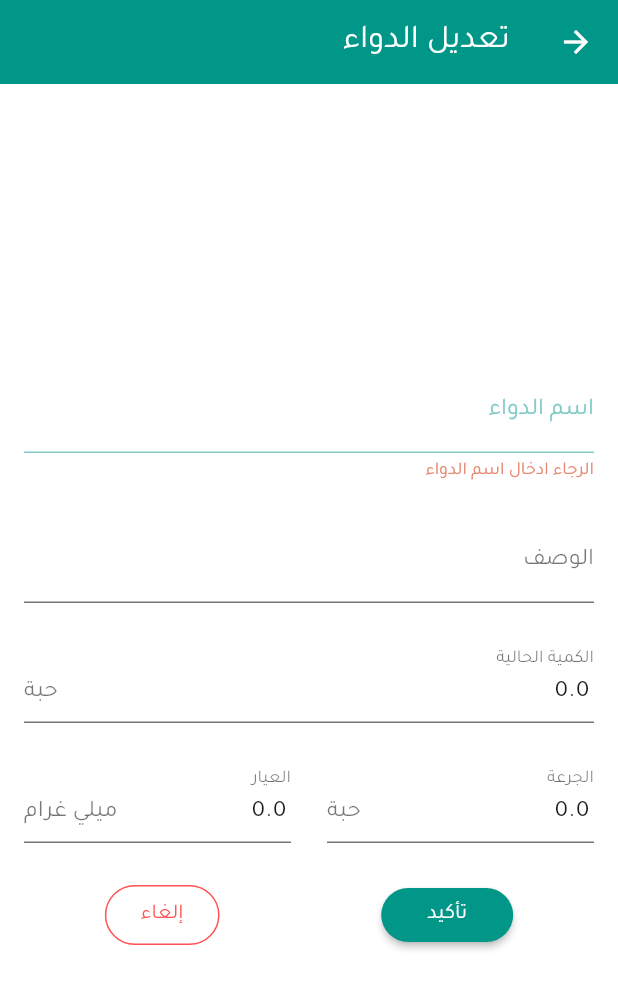
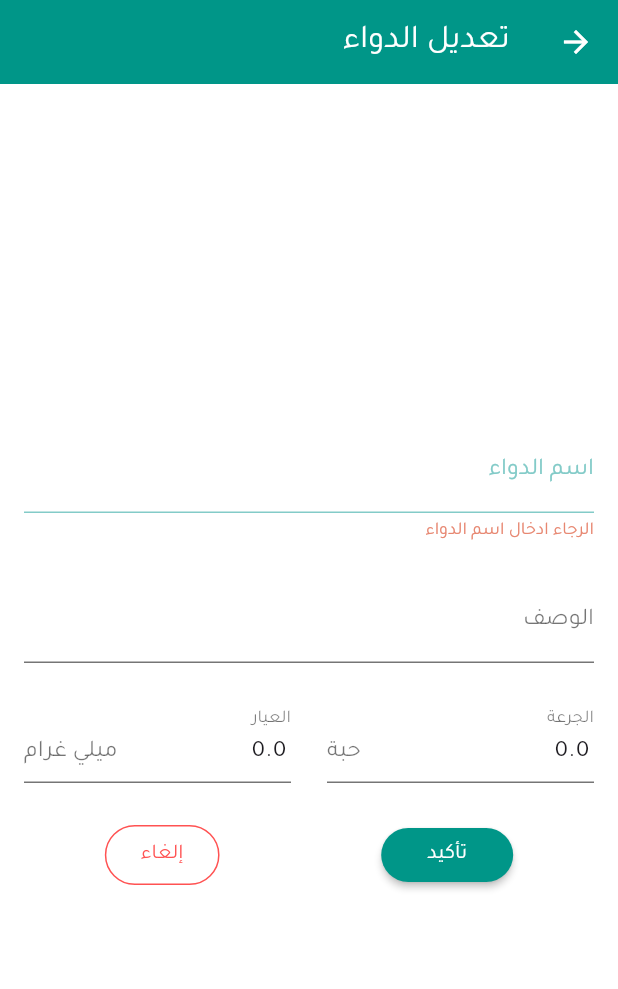
Before and after one commit to anas-iyad-agha/capsule, a Flutter app: the EditMedicineScreen screen opened directly with empty values, after a tap on "تأكيد", on a phone screen of 412 x 824 dp. Shown: the top 989 px of the screen. Run offline on Flutter 3.47's test engine with Material 3 defaults, Android fonts, the phone set to English and light mode, and no system bars; our stand-ins replace dotted_border, file_picker, flutter_local_notifications, font_awesome_flutter, open_filex, permission_handler and 3 more; missing offline and left inert: alarm; accounts and stored records are empty; statements that could not run were skipped.

Commit message:
removed current supply from medicine table scheme and medicine class

```diff
--- a/lib/local-db/localDB.dart
+++ b/lib/local-db/localDB.dart
@@ -15,7 +15,7 @@ class Localdb {
       version: 1,
       onCreate: (db, version) async {
         await db.execute('''
-              CREATE TABLE IF NOT EXISTS medicine (id INTEGER PRIMARY KEY, name TEXT, description TEXT, current_supply REAL, dose REAL, strength REAL);
+              CREATE TABLE IF NOT EXISTS medicine (id INTEGER PRIMARY KEY, name TEXT, description TEXT, dose REAL, strength REAL);
           ''');
         await db.execute('''
               CREATE TABLE IF NOT EXISTS reminders (id INTEGER PRIMARY KEY AUTOINCREMENT, medicine_id INTEGER NOT NULL, medicine_name TEXT NOT NULL, date_time INTEGER NOT NULL, label TEXT NOT NULL,  is_taken INTEGER NOT NULL, FOREIGN KEY (medicine_id) REFERENCES medicines (id) ON UPDATE NO ACTION ON DELETE CASCADE)
--- a/lib/models/medicine.dart
+++ b/lib/models/medicine.dart
@@ -2,7 +2,6 @@ class Medicine {
   final int? id;
   final String name;
   final String description;
-  final double currentSupply;
   final double dose;
   final double strength;
 
@@ -10,7 +9,6 @@ class Medicine {
     this.id,
     required this.name,
     required this.description,
-    required this.currentSupply,
     required this.dose,
     required this.strength,
   });
@@ -19,7 +17,6 @@ class Medicine {
     id: json['id'],
     name: json['name'],
     description: json['description'],
-    currentSupply: json['current_supply'],
     dose: json['dose'],
     strength: json['strength'],
   );
@@ -28,13 +25,12 @@ class Medicine {
     'id': id,
     'name': name,
     'description': description,
-    'current_supply': currentSupply,
     'dose': dose,
     'strength': strength,
   };
 
   @override
   String toString() {
-    return 'id : $id, name : $name, description : $description, currentSupply : $currentSupply, dose: $dose, strength : $strength';
+    return 'id : $id, name : $name, description : $description, dose: $dose, strength : $strength';
   }
 }
--- a/lib/screens/medicine/edit-medicine-screen/edit-medicine-screen.dart
+++ b/lib/screens/medicine/edit-medicine-screen/edit-medicine-screen.dart
@@ -20,8 +20,6 @@ class _EditMedicineScreenState extends State<EditMedicineScreen> {
 
   final _descriptionController = TextEditingController();
 
-  final _currentSupplyController = TextEditingController();
-
   final _doseController = TextEditingController();
 
   final _strengthController = TextEditingController();
@@ -30,7 +28,6 @@ class _EditMedicineScreenState extends State<EditMedicineScreen> {
   void initState() {
     _nameController.text = widget.medicine.name;
     _descriptionController.text = widget.medicine.description;
-    _currentSupplyController.text = widget.medicine.currentSupply.toString();
     _doseController.text = widget.medicine.dose.toString();
     _strengthController.text = widget.medicine.strength.toString();
     super.initState();
@@ -67,21 +64,6 @@ class _EditMedicineScreenState extends State<EditMedicineScreen> {
                 controller: _descriptionController,
                 maxLines: null,
                 labelText: 'الوصف',
-              ),
-              SizedBox(height: 24),
-              CustomInput(
-                labelText: 'الكمية الحالية',
-                suffixText: 'حبة',
-                controller: _currentSupplyController,
-                keyboardType: TextInputType.number,
-                validator: (value) {
-                  if (value == null ||
-                      value.isEmpty ||
-                      double.tryParse(value).runtimeType != double) {
-                    return 'الرجاء ادخال الكمية الحالية';
-                  }
-                  return null;
-                },
               ),
               SizedBox(height: 24),
               Row(
@@ -138,9 +120,6 @@ class _EditMedicineScreenState extends State<EditMedicineScreen> {
                                 id: widget.medicine.id,
                                 name: _nameController.text,
                                 description: _descriptionController.text,
-                                currentSupply: double.parse(
-                                  _currentSupplyController.text,
-                                ),
                                 dose: double.parse(_doseController.text),
                                 strength: double.parse(
                                   _strengthController.text,
--- a/lib/screens/medicine/view-medicine-screen/view-medicine-screen.dart
+++ b/lib/screens/medicine/view-medicine-screen/view-medicine-screen.dart
@@ -95,12 +95,6 @@ class ViewMedicineScreen extends StatelessWidget {
                 child: Column(
                   mainAxisSize: MainAxisSize.min,
                   children: [
-                    InfoCard(
-                      title: 'المتوفر',
-                      info: '${formatDouble(medicine.currentSupply)} pills',
-                      color: MyColors.lightBlue,
-                      iconData: Icons.assignment_turned_in,
-                    ),
                     Row(
                       mainAxisAlignment: MainAxisAlignment.spaceAround,
                       children: [
```
